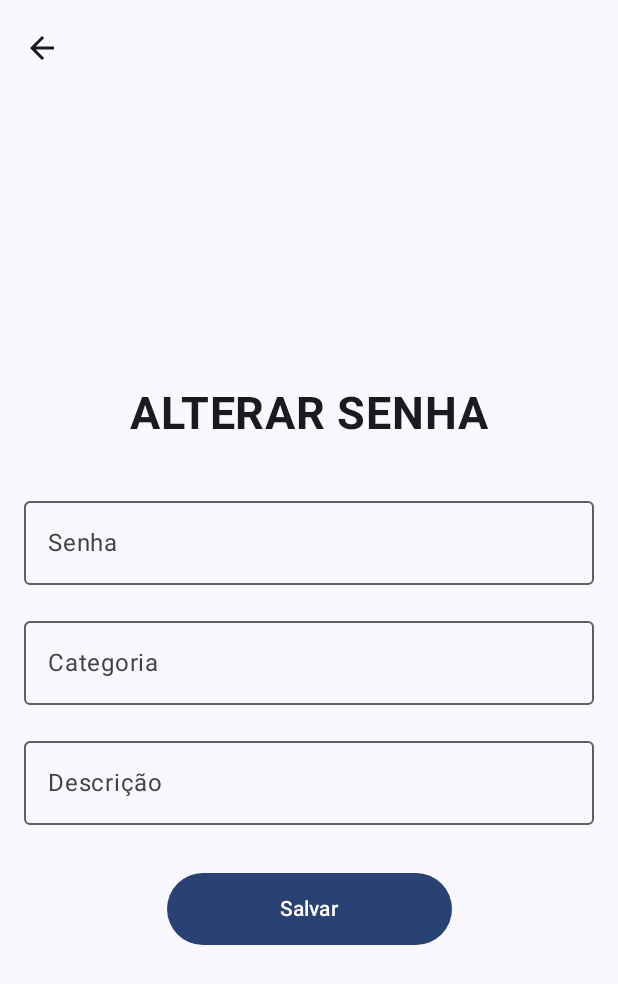
After one commit to sophiagodoy/PI3-Turma01-Grupo03, an Android app built with Jetpack Compose: the ChangePasswordActivity screen opened directly, with no data from a screen before it, on a phone screen of 412 x 824 dp. The commit adds this screen. Shown: the top 984 px of the screen. Run offline under Robolectric (Android 15) with nearby library versions, the phone set to English and light mode, and no system bars; our stand-ins replace Firebase (no records; nobody signed in at launch, a user with empty details on screens opened directly).

Commit message:
criando activity changepassword

```diff
--- a/app/src/main/AndroidManifest.xml
+++ b/app/src/main/AndroidManifest.xml
@@ -12,22 +12,22 @@
         android:supportsRtl="true"
         android:theme="@style/Theme.SuperID"
         tools:targetApi="31">
-
+        <activity
+            android:name=".ChangePasswordActivity"
+            android:exported="false"
+            android:label="@string/title_activity_change_password"
+            android:theme="@style/Theme.SuperID" />
         <!-- Início de EditPasswordActivity -->
         <activity
             android:name=".EditPasswordActivity"
             android:exported="false"
             android:label="@string/title_activity_edit_password"
-            android:theme="@style/Theme.SuperID" />
-
-        <!-- Início de AddPasswordActivity -->
+            android:theme="@style/Theme.SuperID" /> <!-- Início de AddPasswordActivity -->
         <activity
             android:name=".AddPasswordActivity"
             android:exported="false"
             android:label="@string/title_activity_add_password"
-            android:theme="@style/Theme.SuperID" />
-
-        <!-- Início de WelcomeActivity -->
+            android:theme="@style/Theme.SuperID" /> <!-- Início de WelcomeActivity -->
         <activity
             android:name=".WelcomeActivity"
             android:exported="true"
@@ -36,45 +36,35 @@
             tools:ignore="MissingClass">
             <intent-filter>
                 <action android:name="android.intent.action.MAIN" />
+
                 <category android:name="android.intent.category.LAUNCHER" />
             </intent-filter>
-        </activity>
-
-        <!-- Início de AccessOptionActivity -->
+        </activity> <!-- Início de AccessOptionActivity -->
         <activity
             android:name=".AccessOptionActivity"
             android:exported="true"
             android:label="@string/title_activity_access_option"
-            android:theme="@style/Theme.SuperID" />
-
-        <!-- Início de MainActivity -->
+            android:theme="@style/Theme.SuperID" /> <!-- Início de MainActivity -->
         <activity
             android:name=".MainActivity"
             android:exported="true"
             android:label="@string/title_activity_main"
-            android:theme="@style/Theme.SuperID" />
-
-        <!-- Início de SignInActivity -->
+            android:theme="@style/Theme.SuperID" /> <!-- Início de SignInActivity -->
         <activity
             android:name=".SignInActivity"
             android:exported="true"
             android:label="@string/title_activity_sign_in"
-            android:theme="@style/Theme.SuperID" />
-
-        <!-- Início de SignUpActivity -->
+            android:theme="@style/Theme.SuperID" /> <!-- Início de SignUpActivity -->
         <activity
             android:name=".SignUpActivity"
             android:exported="true"
             android:label="@string/app_name"
-            android:theme="@style/Theme.SuperID" />
-
-        <!-- Início de ForgotPasswordActivity -->
+            android:theme="@style/Theme.SuperID" /> <!-- Início de ForgotPasswordActivity -->
         <activity
             android:name=".ForgotPasswordActivity"
             android:exported="true"
             android:label="@string/title_activity_forgot_password"
             android:theme="@style/Theme.SuperID" />
-
     </application>
 
 </manifest>
--- /dev/null
+++ b/app/src/main/java/br/com/ibm/superid/ChangePasswordActivity.kt
@@ -0,0 +1,168 @@
+// TELA PARA O USUÁRIO ALTERAR UMA SENHA
+
+// Definição do pacote aplicativo
+package br.com.ibm.superid
+
+// Importações necessárias
+import android.content.Context
+import android.content.Intent
+import android.os.Bundle
+import android.widget.Toast
+import androidx.activity.ComponentActivity
+import androidx.activity.compose.setContent
+import androidx.activity.enableEdgeToEdge
+import androidx.compose.foundation.layout.*
+import androidx.compose.foundation.text.KeyboardOptions
+import androidx.compose.material.icons.Icons
+import androidx.compose.material.icons.automirrored.filled.ArrowBack
+import androidx.compose.material3.Button
+import androidx.compose.material3.ExperimentalMaterial3Api
+import androidx.compose.material3.Icon
+import androidx.compose.material3.IconButton
+import androidx.compose.material3.OutlinedTextField
+import androidx.compose.material3.Scaffold
+import androidx.compose.material3.Text
+import androidx.compose.material3.TopAppBar
+import androidx.compose.runtime.*
+import androidx.compose.ui.Alignment
+import androidx.compose.ui.Modifier
+import androidx.compose.ui.platform.LocalContext
+import androidx.compose.ui.text.font.FontWeight
+import androidx.compose.ui.text.input.KeyboardType
+import androidx.compose.ui.text.input.PasswordVisualTransformation
+import androidx.compose.ui.unit.dp
+import androidx.compose.ui.unit.sp
+import br.com.ibm.superid.ui.theme.SuperIDTheme
+import com.google.firebase.auth.ktx.auth
+import com.google.firebase.firestore.ktx.firestore
+import com.google.firebase.ktx.Firebase
+
+// Declarando a Activity (ChangePasswordActivity)
+class ChangePasswordActivity : ComponentActivity() {
+    override fun onCreate(savedInstanceState: Bundle?) {
+        super.onCreate(savedInstanceState)
+        enableEdgeToEdge()
+        setContent {
+            SuperIDTheme {
+                Scaffold(modifier = Modifier.fillMaxSize()) { innerPadding ->
+                    // Chama a função composable ChangePassword e aplica o padding interno do Scaffold
+                    ChangePassword(
+                        modifier = Modifier.padding(innerPadding)
+                    )
+                }
+            }
+        }
+    }
+}
+
+// FAZER A FUNÇÃO AQUI
+
+// Função Composable que apresenta o formulário de adicionar senha
+@OptIn(ExperimentalMaterial3Api::class)
+@Composable
+fun ChangePassword(modifier: Modifier = Modifier) {
+
+    // Cria variável para poder trocar de tela
+    val context = LocalContext.current
+
+    // Variáveis que guardam o valor digitado nos campos do formulário
+    var senha by remember { mutableStateOf("") }
+    var categoria by remember { mutableStateOf("") }
+    var descricao by remember { mutableStateOf("") }
+
+    // Seta que volta para (COLOCAR O NOME DA TELA Q O ARTHUR CRIOU)
+    Scaffold(
+        // Define que a tela terá uma barra superior, onde vamos colocar o TopAppBar
+        topBar = {
+            // Começa a criação da barra de app superior (TopAppBar)
+            TopAppBar(
+                title = { }, // Indica que não terá texto no meio da barra
+                // Define o ícone de navegação da TopAppBar
+                navigationIcon = {
+                    //  Cria um botão que será clicável, o botão envolverá o ícone de voltar
+                    IconButton(
+                        onClick = {
+                            /*
+                            val intent = Intent(context, MainActivity::class.java) // COLOCAR O NOME DA TELA DO ARTHUR
+                            context.startActivity(intent)
+                            */
+                        }
+                    ) {
+                        // Cria o ícone da seta de voltar
+                        Icon(
+                            imageVector = Icons.AutoMirrored.Filled.ArrowBack,
+                            contentDescription = "Voltar" // Usado para acessibilidade (leitores de tela vão anunciar "Voltar" para deficientes visuais)
+                        )
+                    }
+                }
+            )
+        }
+    ) { innerPadding -> // Fecha o Scaffold e começa a definir o conteúdo principal da tela
+
+        // Layout em coluna que ocupa toda a tela e aplica padding de 16dp
+        Column(
+            modifier = modifier
+                .fillMaxSize()
+                .padding(innerPadding)
+                .padding(16.dp),
+            verticalArrangement = Arrangement.Center,
+            horizontalAlignment = Alignment.CenterHorizontally
+        ) {
+
+            // Define o título da tela em negrito e tamanho 30sp
+            Text(
+                text = "ALTERAR SENHA",
+                fontSize = 30.sp,
+                fontWeight = FontWeight.Bold
+            )
+
+            // Espaço de 24dp abaixo do título
+            Spacer(Modifier.height(24.dp))
+
+            // Campo de texto para digitar a nova senha
+            OutlinedTextField(
+                value = senha,
+                onValueChange = { senha = it },
+                label = { Text("Senha") },
+                // Esconde os caracteres da senha
+                visualTransformation = PasswordVisualTransformation(),
+                keyboardOptions = KeyboardOptions(keyboardType = KeyboardType.Password),
+                modifier = Modifier
+                    .fillMaxWidth()
+                    .padding(vertical = 8.dp)
+            )
+
+            // Campo de texto para escolher a categoria da nova senha
+            OutlinedTextField(
+                value = categoria,
+                onValueChange = { categoria = it },
+                label = { Text("Categoria") },
+                modifier = Modifier.fillMaxWidth().padding(vertical = 8.dp)
+            )
+
+            // Campo de texto para digitar a descrição da nova senha
+            OutlinedTextField(
+                value = descricao,
+                onValueChange = { descricao = it },
+                label = { Text("Descrição") },
+                modifier = Modifier.fillMaxWidth().padding(vertical = 8.dp)
+            )
+
+            // Espaço de 24dp antes do botão
+            Spacer(Modifier.height(24.dp))
+
+            // Botão que quando clicado salva a nova senha no banco Firestore
+            Button(
+                onClick = {
+                    // CHAMAR A FUNÇÃO AQUI
+                },
+                modifier = Modifier
+                    .fillMaxWidth(0.5f)
+                    .height(48.dp)
+            ) {
+                // Define o texto que está dentro do botão
+                Text("Salvar")
+            }
+        }
+    }
+}
--- a/app/src/main/res/values/strings.xml
+++ b/app/src/main/res/values/strings.xml
@@ -7,4 +7,5 @@
     <string name="title_activity_forgot_password">ForgotPasswordActivity</string>
     <string name="title_activity_add_password">AddPasswordActivity</string>
     <string name="title_activity_edit_password">EditPasswordActivity</string>
+    <string name="title_activity_change_password">ChangePasswordActivity</string>
 </resources>
```
